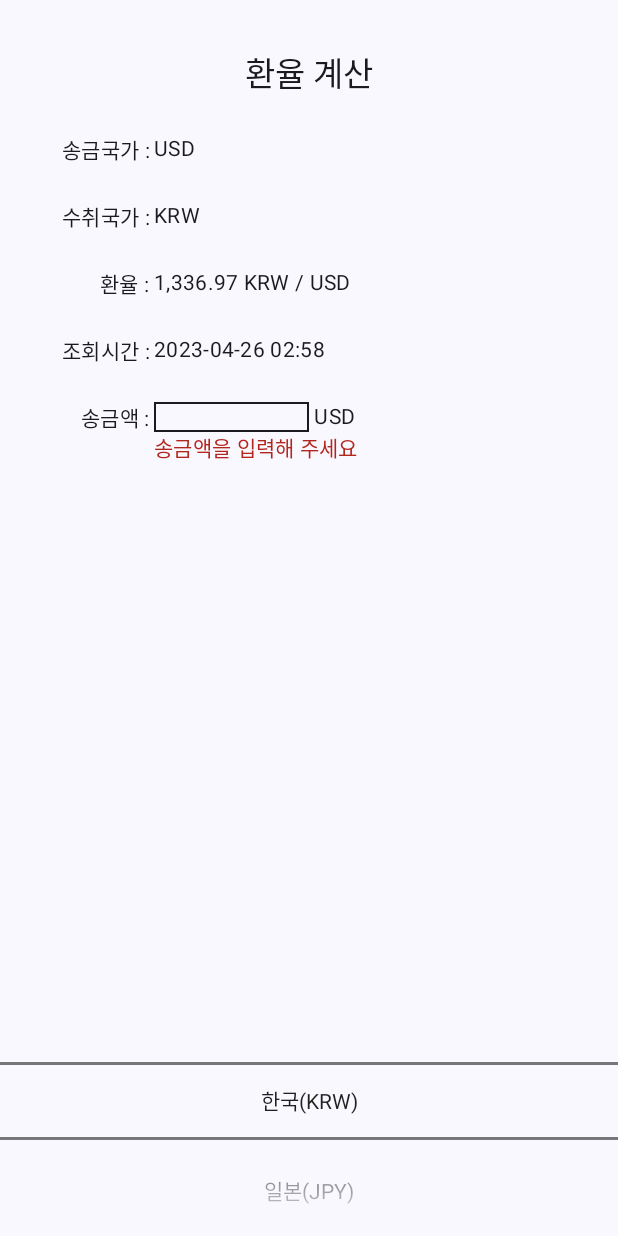
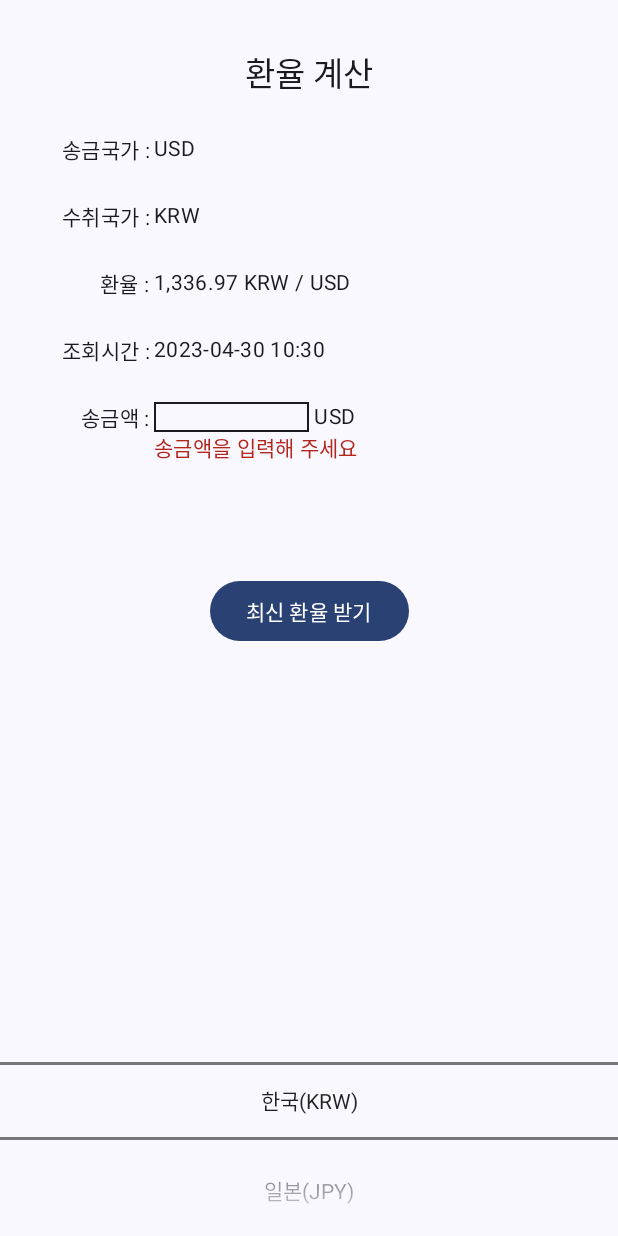
Before and after one commit to Jayze24/Wirebarley, an Android app built with Jetpack Compose: the screen it shows after launch (MainActivity), on a phone screen of 412 x 824 dp. Run offline under Robolectric (Android 15) with nearby library versions, the phone set to English and light mode, and no system bars; our stand-ins replace Dagger/Hilt's generated code.

Commit message:
환율 갱신 버튼 추가

```diff
--- a/app/src/main/java/space/jay/wirebarley/MainActivity.kt
+++ b/app/src/main/java/space/jay/wirebarley/MainActivity.kt
@@ -30,7 +30,8 @@ class MainActivity : ComponentActivity() {
                     ScreenExchangeRateCalculation(
                         stateUI = stateUI,
                         onChangedExchangeAmount = viewModel::setExchangeAmount,
-                        onChangedCountry = viewModel::selectCountry
+                        onChangedCountry = viewModel::selectCountry,
+                        onGetCurrency = viewModel::getCurrency
                     )
                 }
             }
--- a/core/network/src/main/kotlin/space/jay/wirebarley/network/retrofit/RetrofitNetworkCurrency.kt
+++ b/core/network/src/main/kotlin/space/jay/wirebarley/network/retrofit/RetrofitNetworkCurrency.kt
@@ -24,7 +24,7 @@ class RetrofitNetworkCurrency @Inject internal constructor(
         return Success(
             DataCurrency(
                 success = true,
-                timestamp = 1682477884,
+                timestamp = System.currentTimeMillis() / 1000,
                 source = "USD",
                 quotes = mapOf(
                     "USDKRW" to 1336.965023,
--- a/feature/exchangeRateCalculation/src/main/kotlin/space/jay/wirebarley/feature/exchangeRateCalculation/ScreenExchangeRateCalculation.kt
+++ b/feature/exchangeRateCalculation/src/main/kotlin/space/jay/wirebarley/feature/exchangeRateCalculation/ScreenExchangeRateCalculation.kt
@@ -2,20 +2,16 @@ package space.jay.wirebarley.feature.exchangeRateCalculation
 
 import android.widget.NumberPicker
 import androidx.compose.foundation.border
-import androidx.compose.foundation.layout.Column
-import androidx.compose.foundation.layout.Row
-import androidx.compose.foundation.layout.RowScope
-import androidx.compose.foundation.layout.Spacer
-import androidx.compose.foundation.layout.defaultMinSize
-import androidx.compose.foundation.layout.fillMaxWidth
-import androidx.compose.foundation.layout.padding
+import androidx.compose.foundation.layout.*
 import androidx.compose.foundation.text.BasicTextField
 import androidx.compose.foundation.text.KeyboardOptions
+import androidx.compose.material3.Button
 import androidx.compose.material3.MaterialTheme
 import androidx.compose.material3.Text
 import androidx.compose.runtime.Composable
 import androidx.compose.runtime.Stable
 import androidx.compose.ui.Alignment
+import androidx.compose.ui.Alignment.Companion.CenterHorizontally
 import androidx.compose.ui.Modifier
 import androidx.compose.ui.res.stringResource
 import androidx.compose.ui.text.input.ImeAction
@@ -34,7 +30,8 @@ fun ScreenExchangeRateCalculation(
     modifier : Modifier = Modifier,
     stateUI : StateUIExchangedRateCalculation,
     onChangedExchangeAmount : (String) -> Unit,
-    onChangedCountry : (TypeCountryAndQuote) -> Unit
+    onChangedCountry : (TypeCountryAndQuote) -> Unit,
+    onGetCurrency : () -> Unit
 ) {
 
     Column(modifier = modifier) {
@@ -74,8 +71,11 @@ fun ScreenExchangeRateCalculation(
                 textAlign = TextAlign.Center
             )
         }
+        // 갱신 버튼
+        ButtonRefreshCurrency(onGetCurrency = onGetCurrency)
 
         Spacer(modifier = Modifier.weight(1f))
+        // 국가 선택
         PickerCountry(stateUI = stateUI, onChangedCountry = onChangedCountry)
     }
 }
@@ -157,6 +157,22 @@ fun RowScope.TextContentTitle(title : Int) {
 
 @Stable
 @Composable
+fun ColumnScope.ButtonRefreshCurrency(
+    onGetCurrency : () -> Unit
+) {
+    Button(
+        modifier = Modifier
+            .padding(vertical = 8.dp, horizontal = 16.dp)
+            .wrapContentSize()
+            .align(CenterHorizontally),
+        onClick = onGetCurrency
+    ) {
+        Text(text = "최신 환율 받기")
+    }
+}
+
+@Stable
+@Composable
 fun PickerCountry(
     stateUI : StateUIExchangedRateCalculation,
     onChangedCountry : (TypeCountryAndQuote) -> Unit
```
